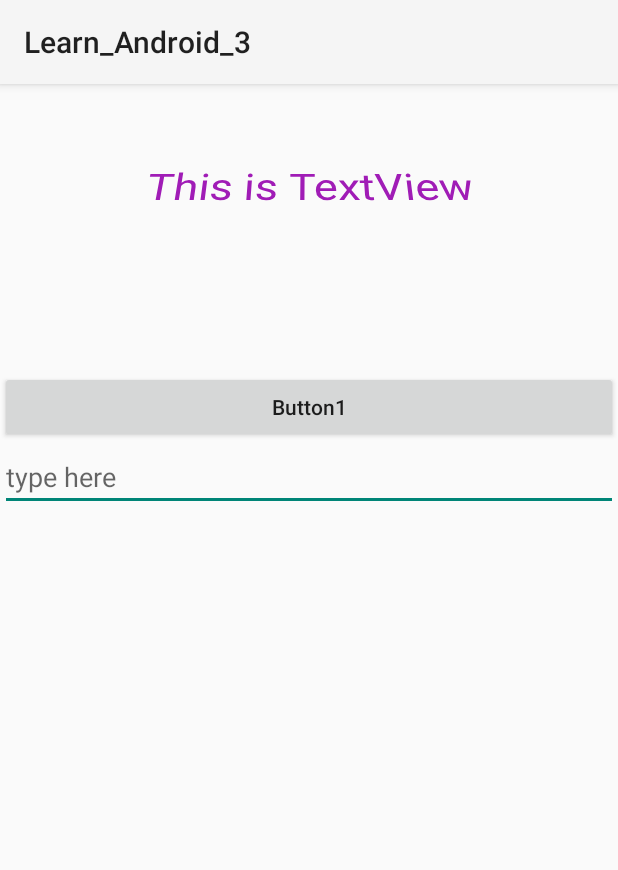
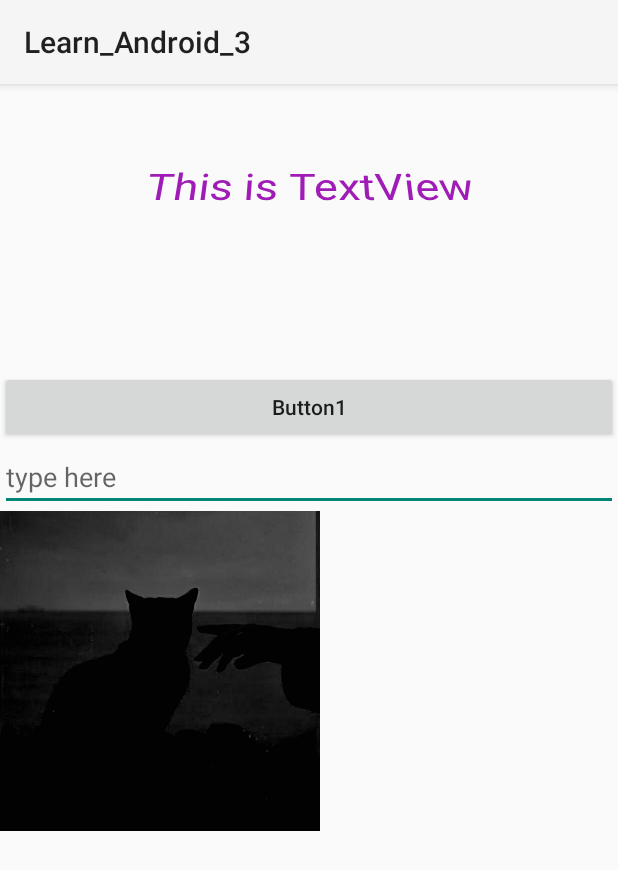
Before and after one commit to zzmeow0516/Learn_Android_3, an Android app: the screen it shows after launch (MainActivity), on a phone screen of 412 x 824 dp. Shown: the top 870 px of the screen. Run offline under Robolectric (Android 15) with nearby library versions, the phone set to English and light mode, and no system bars.

Commit message:
start ImageView

```diff
--- a/app/src/main/res/layout/activity_main.xml
+++ b/app/src/main/res/layout/activity_main.xml
@@ -31,4 +31,12 @@
         android:maxLines="2"
         />
 
+    <ImageView
+        android:id="@+id/imageView"
+        android:layout_width="wrap_content"
+        android:layout_height="wrap_content"
+        android:src="@drawable/p1"
+        />
+
+
 </LinearLayout>
```
Also changed, not shown: app/src/main/res/drawable-xxhdpi/p1.jpg (added), 2 other files.
